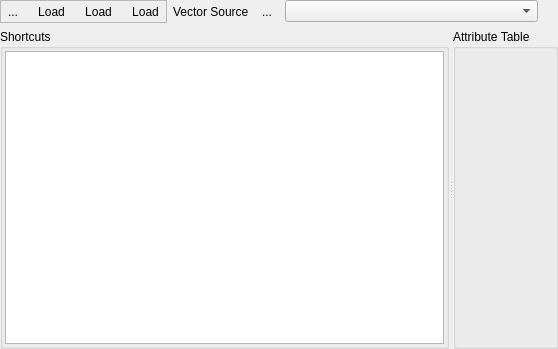
jakimowb/eo-time-series-viewer, file timeseriesviewer/ui/labelingdock.ui: the form before one commit.
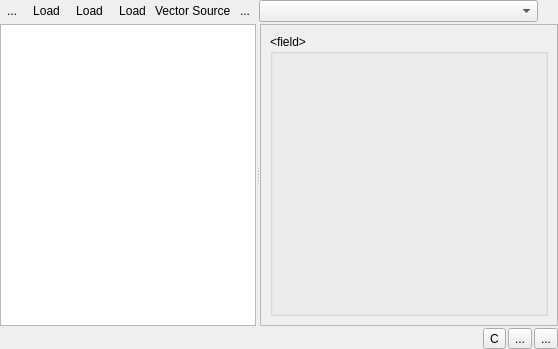
The form after the commit. Icons and pictures are not drawn. Custom widgets are drawn as their Qt base class.

Commit message: labeling.py labeling dock allows specify QgsEditorWidgets from QgsEditorWidgetRegistry

Patch:
```diff
--- a/timeseriesviewer/ui/labelingdock.ui
+++ b/timeseriesviewer/ui/labelingdock.ui
@@ -21,6 +21,9 @@
     <enum>QFrame::Sunken</enum>
    </property>
    <layout class="QVBoxLayout" name="verticalLayout">
+    <property name="spacing">
+     <number>2</number>
+    </property>
     <property name="leftMargin">
      <number>0</number>
     </property>
@@ -35,18 +38,18 @@
     </property>
     <item>
      <layout class="QHBoxLayout" name="horizontalLayout">
+      <property name="spacing">
+       <number>2</number>
+      </property>
       <property name="topMargin">
        <number>0</number>
       </property>
       <item>
-       <widget class="QFrame" name="btnBar">
-        <property name="frameShape">
-         <enum>QFrame::StyledPanel</enum>
-        </property>
-        <property name="frameShadow">
-         <enum>QFrame::Raised</enum>
-        </property>
-        <layout class="QHBoxLayout" name="horizontalLayout_2">
+       <widget class="QWidget" name="btnBar1" native="true">
+        <layout class="QHBoxLayout" name="btnBarTopVector">
+         <property name="spacing">
+          <number>2</number>
+         </property>
          <property name="leftMargin">
           <number>0</number>
          </property>
@@ -183,63 +186,175 @@
      </layout>
     </item>
     <item>
-     <widget class="QSplitter" name="splitter">
-      <property name="sizePolicy">
-       <sizepolicy hsizetype="Expanding" vsizetype="Preferred">
-        <horstretch>0</horstretch>
-        <verstretch>2</verstretch>
-       </sizepolicy>
+     <widget class="QStackedWidget" name="stackedWidget">
+      <property name="currentIndex">
+       <number>1</number>
       </property>
-      <property name="orientation">
-       <enum>Qt::Horizontal</enum>
-      </property>
-      <widget class="QGroupBox" name="groupBox">
-       <property name="title">
-        <string>Shortcuts</string>
-       </property>
-       <layout class="QHBoxLayout" name="horizontalLayout_3">
+      <widget class="QWidget" name="pageDualView">
+       <layout class="QHBoxLayout" name="horizontalLayout_4">
+        <property name="spacing">
+         <number>0</number>
+        </property>
         <property name="leftMargin">
-         <number>2</number>
+         <number>0</number>
         </property>
         <property name="topMargin">
-         <number>2</number>
+         <number>0</number>
         </property>
         <property name="rightMargin">
-         <number>2</number>
+         <number>0</number>
         </property>
         <property name="bottomMargin">
+         <number>0</number>
+        </property>
+       </layout>
+      </widget>
+      <widget class="QWidget" name="pageConfigView">
+       <layout class="QHBoxLayout" name="horizontalLayout_2">
+        <property name="spacing">
          <number>2</number>
         </property>
+        <property name="leftMargin">
+         <number>0</number>
+        </property>
+        <property name="topMargin">
+         <number>0</number>
+        </property>
+        <property name="rightMargin">
+         <number>0</number>
+        </property>
+        <property name="bottomMargin">
+         <number>0</number>
+        </property>
         <item>
-         <widget class="QTableView" name="tableView"/>
+         <widget class="QSplitter" name="splitter">
+          <property name="orientation">
+           <enum>Qt::Horizontal</enum>
+          </property>
+          <widget class="QTableView" name="configTableView">
+           <property name="selectionMode">
+            <enum>QAbstractItemView::SingleSelection</enum>
+           </property>
+           <property name="selectionBehavior">
+            <enum>QAbstractItemView::SelectRows</enum>
+           </property>
+          </widget>
+          <widget class="QScrollArea" name="scrollArea">
+           <property name="sizePolicy">
+            <sizepolicy hsizetype="Expanding" vsizetype="Expanding">
+             <horstretch>1</horstretch>
+             <verstretch>0</verstretch>
+            </sizepolicy>
+           </property>
+           <property name="sizeAdjustPolicy">
+            <enum>QAbstractScrollArea::AdjustToContents</enum>
+           </property>
+           <property name="widgetResizable">
+            <bool>true</bool>
+           </property>
+           <widget class="QWidget" name="scrollAreaWidgetContents">
+            <property name="geometry">
+             <rect>
+              <x>0</x>
+              <y>0</y>
+              <width>293</width>
+              <height>263</height>
+             </rect>
+            </property>
+            <layout class="QVBoxLayout" name="verticalLayout_3">
+             <item>
+              <widget class="QGroupBox" name="gbConfigField">
+               <property name="sizePolicy">
+                <sizepolicy hsizetype="Preferred" vsizetype="Preferred">
+                 <horstretch>2</horstretch>
+                 <verstretch>0</verstretch>
+                </sizepolicy>
+               </property>
+               <property name="minimumSize">
+                <size>
+                 <width>50</width>
+                 <height>50</height>
+                </size>
+               </property>
+               <property name="title">
+                <string>&lt;field&gt;</string>
+               </property>
+              </widget>
+             </item>
+            </layout>
+           </widget>
+          </widget>
+         </widget>
         </item>
        </layout>
       </widget>
-      <widget class="QGroupBox" name="gbAttributeTable">
-       <property name="minimumSize">
-        <size>
-         <width>0</width>
-         <height>50</height>
-        </size>
+     </widget>
+    </item>
+    <item>
+     <widget class="QWidget" name="btnBar2" native="true">
+      <layout class="QHBoxLayout" name="btnBarBottom">
+       <property name="spacing">
+        <number>2</number>
        </property>
-       <property name="title">
-        <string>Attribute Table</string>
+       <property name="leftMargin">
+        <number>0</number>
        </property>
-       <layout class="QHBoxLayout" name="horizontalLayout_4">
-        <property name="leftMargin">
-         <number>2</number>
-        </property>
-        <property name="topMargin">
-         <number>2</number>
-        </property>
-        <property name="rightMargin">
-         <number>2</number>
-        </property>
-        <property name="bottomMargin">
-         <number>2</number>
-        </property>
-       </layout>
-      </widget>
+       <property name="topMargin">
+        <number>0</number>
+       </property>
+       <property name="rightMargin">
+        <number>0</number>
+       </property>
+       <property name="bottomMargin">
+        <number>0</number>
+       </property>
+       <item>
+        <spacer name="horizontalSpacer">
+         <property name="orientation">
+          <enum>Qt::Horizontal</enum>
+         </property>
+         <property name="sizeHint" stdset="0">
+          <size>
+           <width>40</width>
+           <height>20</height>
+          </size>
+         </property>
+        </spacer>
+       </item>
+       <item>
+        <widget class="QToolButton" name="btnConfigView">
+         <property name="text">
+          <string>C</string>
+         </property>
+         <property name="icon">
+          <iconset resource="../../../../QGIS/images/images.qrc">
+           <normaloff>:/images/themes/default/mActionChangeLabelProperties.svg</normaloff>:/images/themes/default/mActionChangeLabelProperties.svg</iconset>
+         </property>
+        </widget>
+       </item>
+       <item>
+        <widget class="QToolButton" name="btnFormView">
+         <property name="text">
+          <string>...</string>
+         </property>
+         <property name="icon">
+          <iconset resource="../../../../QGIS/images/images.qrc">
+           <normaloff>:/images/themes/default/mActionFormView.svg</normaloff>:/images/themes/default/mActionFormView.svg</iconset>
+         </property>
+        </widget>
+       </item>
+       <item>
+        <widget class="QToolButton" name="btnAttributeView">
+         <property name="text">
+          <string>...</string>
+         </property>
+         <property name="icon">
+          <iconset resource="../../../../QGIS/images/images.qrc">
+           <normaloff>:/images/themes/default/mActionOpenTable.svg</normaloff>:/images/themes/default/mActionOpenTable.svg</iconset>
+         </property>
+        </widget>
+       </item>
+      </layout>
      </widget>
     </item>
    </layout>
```
Left out of the diff: 34 changed lines with no effect on the pictures. The commit also changes 2 other files.
